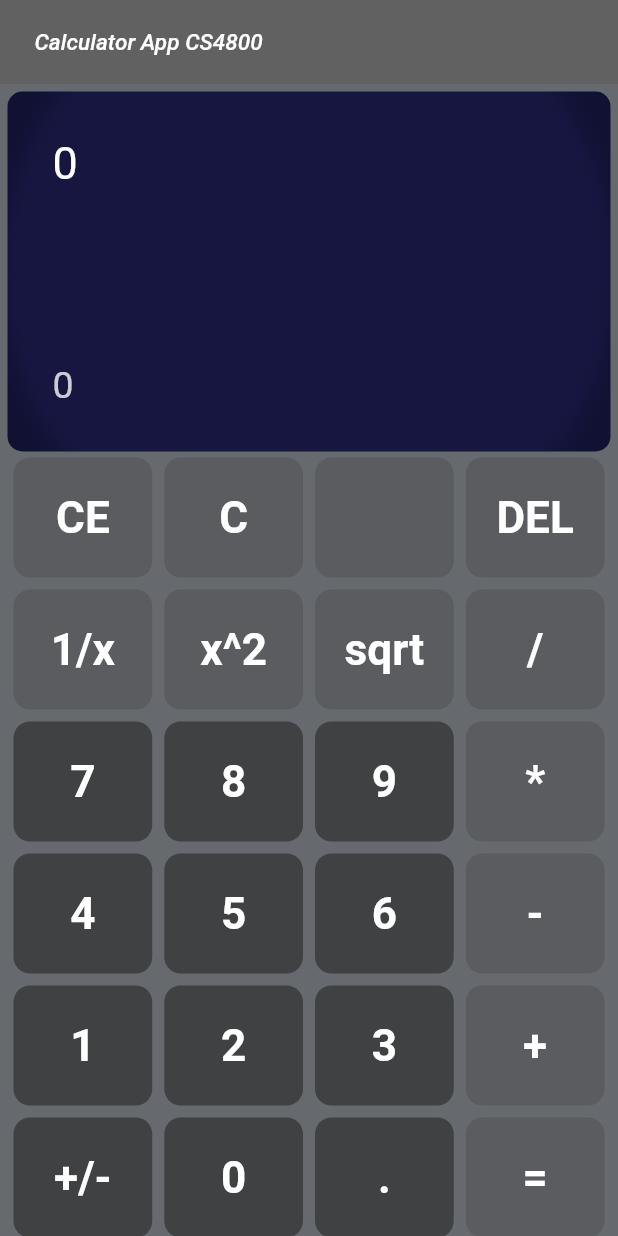
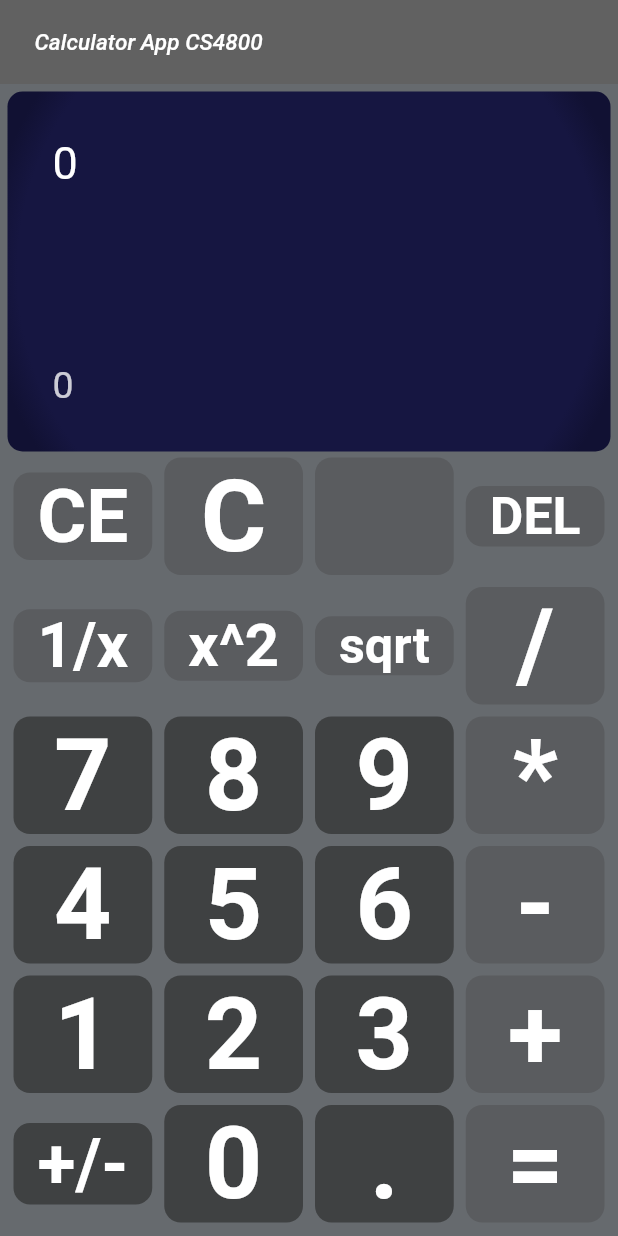
Before and after one commit to squee72564/flutter-dart_calculator, a Flutter app: the screen it shows after launch, on a phone screen of 412 x 824 dp. Run offline on Flutter 3.47's test engine with Material 2 defaults, Android fonts, the phone set to English and light mode, and no system bars; our stand-ins replace flutter_riverpod; missing offline and left inert: mate; generated files the repository leaves out were written again.

```diff
--- a/lib/main.dart
+++ b/lib/main.dart
@@ -1,9 +1,8 @@
 import 'package:flutter/material.dart';
 import 'src/app_init.dart';
-import 'package:flutter_riverpod/flutter_riverpod.dart';
 
 void main() async {
   runApp(
-    CalculatorAppConfigure(),
+    const CalculatorAppConfigure(),
   );
 }
--- a/lib/src/View/calc_buttons.dart
+++ b/lib/src/View/calc_buttons.dart
@@ -4,15 +4,13 @@ import '../Provider/calculator_provider.dart';
 
 //Widget for individual Calculator Button
 class CalcButton extends ConsumerWidget {
-  final color;
-  final textColor;
+  final Color color;
   final String buttonText;
   final buttontapped;
 
-  CalcButton(
+  const CalcButton(
       {super.key,
       required this.color,
-      this.textColor,
       required this.buttonText,
       this.buttontapped});
 
@@ -20,7 +18,6 @@ class CalcButton extends ConsumerWidget {
   Widget build(BuildContext context, WidgetRef ref) {
     return Expanded(
       child: Container(
-        height: 80,
         margin: const EdgeInsets.all(4),
         child: ElevatedButton(
           onPressed: buttontapped,
@@ -31,14 +28,15 @@ class CalcButton extends ConsumerWidget {
               borderRadius: BorderRadius.circular(11),
             ),
           ),
+          child: FittedBox(
             child: Text(
               buttonText,
               overflow: TextOverflow.fade,
-            textScaleFactor: 2.1,
+              textScaleFactor: 10,
               textAlign: TextAlign.center,
-            style: TextStyle(
-              color: textColor,
+              style: const TextStyle(
                 fontWeight: FontWeight.bold,
+              ),
             ),
           ),
         ),
@@ -51,9 +49,8 @@ class CalcButton extends ConsumerWidget {
 class CalcRow extends ConsumerStatefulWidget {
   final List<Color> buttonColors;
   final List<String> buttonTexts;
-  late String buttonTapped;
 
-  CalcRow({
+  const CalcRow({
     super.key,
     required this.buttonColors,
     required this.buttonTexts,
@@ -66,7 +63,8 @@ class CalcRow extends ConsumerStatefulWidget {
 class _CalcRowState extends ConsumerState<CalcRow> {
   @override
   Widget build(BuildContext context) {
-    return Row(
+    return Expanded(
+      child: Row(
         mainAxisAlignment: MainAxisAlignment.center,
         children: <Widget>[
           CalcButton(
@@ -106,6 +104,7 @@ class _CalcRowState extends ConsumerState<CalcRow> {
             },
           ),
         ],
+      ),
     );
   }
 
--- a/lib/src/View/calc_screen.dart
+++ b/lib/src/View/calc_screen.dart
@@ -42,14 +42,14 @@ class _CalcDisplayState extends ConsumerState<CalcDisplay> {
               Text(
                 state.stringBuffer,
                 overflow: TextOverflow.ellipsis,
-                style: TextStyle(color: Colors.white, fontSize: 30),
+                style: const TextStyle(color: Colors.white, fontSize: 30),
                 maxLines: 3,
               ),
-              Spacer(flex: 2),
+              const Spacer(flex: 2),
               Text(
                 state.answerBuffer,
                 overflow: TextOverflow.ellipsis,
-                style: TextStyle(
+                style: const TextStyle(
                     color: Color.fromARGB(199, 255, 255, 255), fontSize: 25),
                 maxLines: 1,
               ),
--- a/lib/src/View/calculator_ui.dart
+++ b/lib/src/View/calculator_ui.dart
@@ -18,78 +18,67 @@ class _CalculatorUIState extends State<CalculatorUI> {
       child: Container(
         color: const Color.fromARGB(255, 102, 106, 110),
         padding: const EdgeInsets.all(5.0),
-        child: Expanded(
           child: Column(
             mainAxisAlignment: MainAxisAlignment.center,
             crossAxisAlignment: CrossAxisAlignment.center,
-            children: <Widget>[
+            children: const <Widget>[
               CalcDisplay(),
-              Spacer(
-                flex: 1,
-              ),
               CalcRow(
-                //CE C " " DEL
-                buttonColors: const [
+                buttonColors: [
                   Color.fromARGB(255, 90, 92, 95),
                   Color.fromARGB(255, 90, 92, 95),
                   Color.fromARGB(255, 90, 92, 95),
                   Color.fromARGB(255, 90, 92, 95),
                 ],
-                buttonTexts: const ["CE", "C", " ", "DEL"],
+                buttonTexts: ["CE", "C", " ", "DEL"],
               ),
               CalcRow(
-                //1/x x^2 sqrt /
-                buttonColors: const [
+                buttonColors:  [
                   Color.fromARGB(255, 90, 92, 95),
                   Color.fromARGB(255, 90, 92, 95),
                   Color.fromARGB(255, 90, 92, 95),
                   Color.fromARGB(255, 90, 92, 95),
                 ],
-                buttonTexts: const ["1/x", "x^2", "sqrt", "/"],
+                buttonTexts:  ["1/x", "x^2", "sqrt", "/"],
               ),
               CalcRow(
-                // 7 8 9 x
-                buttonColors: const [
+                buttonColors:  [
                   Color.fromARGB(255, 63, 65, 66),
                   Color.fromARGB(255, 63, 65, 66),
                   Color.fromARGB(255, 63, 65, 66),
                   Color.fromARGB(255, 90, 92, 95),
                 ],
-                buttonTexts: const ["7", "8", "9", "*"],
+                buttonTexts:  ["7", "8", "9", "*"],
               ),
               CalcRow(
-                // 4 5 6 -
-                buttonColors: const [
+                buttonColors:  [
                   Color.fromARGB(255, 63, 65, 66),
                   Color.fromARGB(255, 63, 65, 66),
                   Color.fromARGB(255, 63, 65, 66),
                   Color.fromARGB(255, 90, 92, 95),
                 ],
-                buttonTexts: const ["4", "5", "6", "-"],
+                buttonTexts:  ["4", "5", "6", "-"],
               ),
               CalcRow(
-                // 1 2 3 +
-                buttonColors: const [
+                buttonColors:  [
                   Color.fromARGB(255, 63, 65, 66),
                   Color.fromARGB(255, 63, 65, 66),
                   Color.fromARGB(255, 63, 65, 66),
                   Color.fromARGB(255, 90, 92, 95),
                 ],
-                buttonTexts: const ["1", "2", "3", "+"],
+                buttonTexts:  ["1", "2", "3", "+"],
               ),
               CalcRow(
-                // +- 0 . =
-                buttonColors: const [
+                buttonColors:  [
                   Color.fromARGB(255, 63, 65, 66),
                   Color.fromARGB(255, 63, 65, 66),
                   Color.fromARGB(255, 63, 65, 66),
                   Color.fromARGB(255, 90, 92, 95),
                 ],
-                buttonTexts: const ["+/-", "0", ".", "="],
+                buttonTexts:  ["+/-", "0", ".", "="],
               ),
             ],
           ),
-        ),
       ),
     );
   }
--- a/lib/src/app_init.dart
+++ b/lib/src/app_init.dart
@@ -62,7 +62,7 @@ class CalculatorAppConfigure extends StatelessWidget {
               ),
             ),
           ),
-          body: CalculatorUI(),
+          body: const CalculatorUI(),
         ),
       ),
     );
```
Lines whose indentation alone changed are shown as unchanged.
